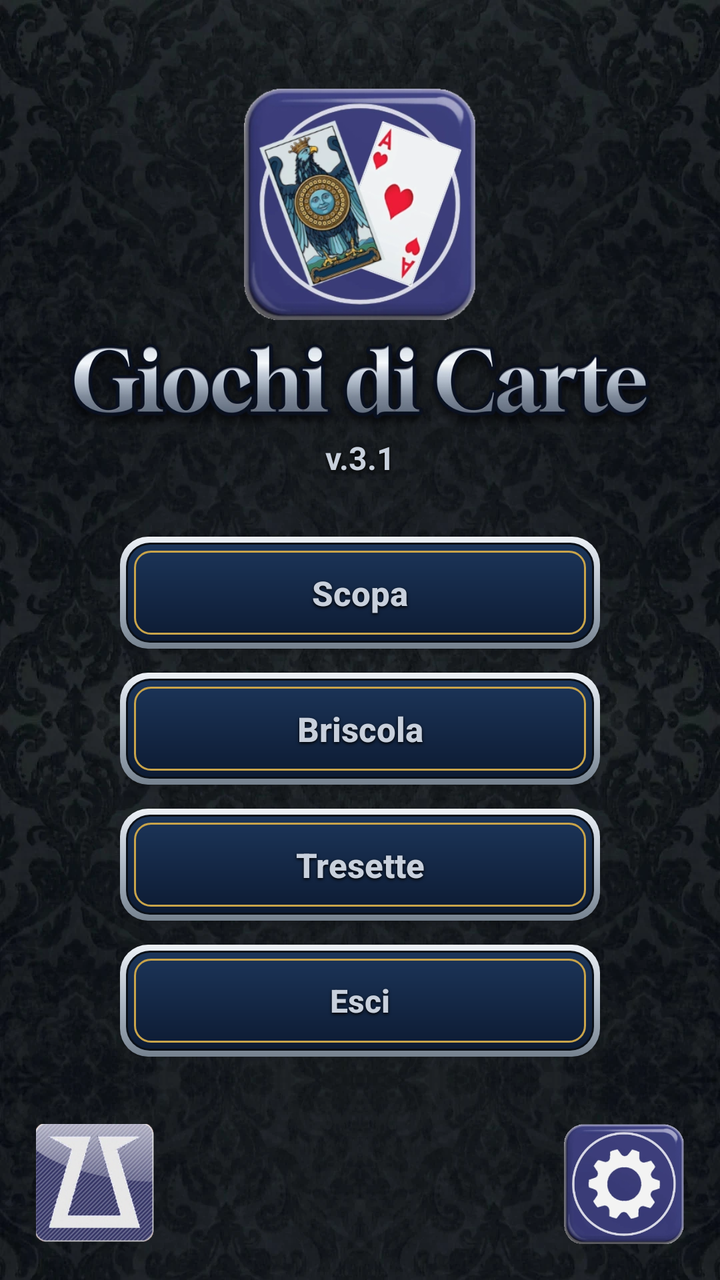
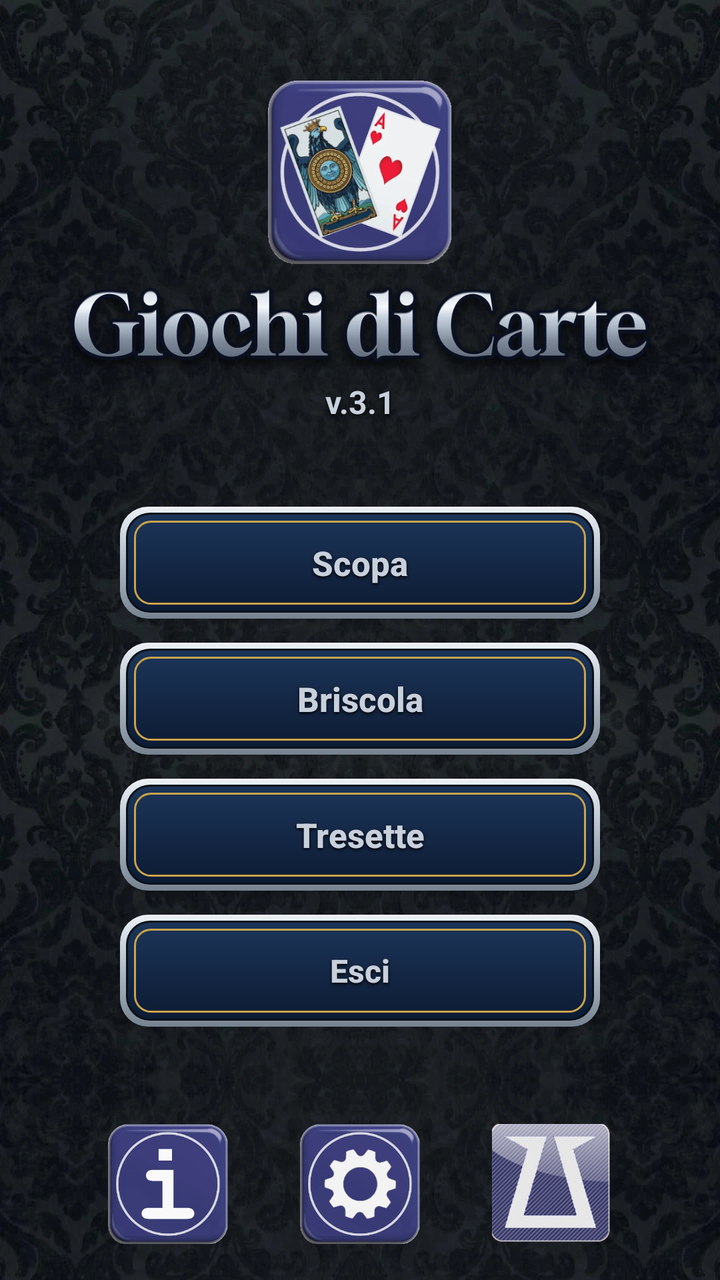

Two renders of the same Android screen: before a commit and after it. Below are the layout's source before the change and the commit's diff.
<!-- AndroidManifest.xml: application theme Theme.Scopa -->
<!-- res/layout/activity_main.xml -->
<?xml version="1.0" encoding="utf-8"?>
<androidx.constraintlayout.widget.ConstraintLayout
    xmlns:android="http://schemas.android.com/apk/res/android"
    xmlns:app="http://schemas.android.com/apk/res-auto"
    android:layout_width="match_parent"
    android:layout_height="match_parent"
    android:background="@drawable/bg_velvet">

    <ImageView
        android:id="@+id/logo"
        android:layout_width="116dp"
        android:layout_height="116dp"
        android:layout_marginTop="44dp"
        android:contentDescription="@string/app_name"
        android:src="@drawable/app_logo"
        app:layout_constraintEnd_toEndOf="parent"
        app:layout_constraintStart_toStartOf="parent"
        app:layout_constraintTop_toTopOf="parent" />

    <ImageView
        android:id="@+id/title"
        android:layout_width="330dp"
        android:layout_height="wrap_content"
        android:layout_marginTop="6dp"
        android:adjustViewBounds="true"
        android:contentDescription="@string/title"
        android:src="@drawable/title_logo"
        app:layout_constraintEnd_toEndOf="parent"
        app:layout_constraintStart_toStartOf="parent"
        app:layout_constraintTop_toBottomOf="@id/logo" />

    <TextView
        android:id="@+id/version"
        android:layout_width="wrap_content"
        android:layout_height="wrap_content"
        android:layout_marginTop="2dp"
        android:text="v.3.1"
        android:textColor="@color/silver"
        android:textSize="16sp"
        android:textStyle="bold"
        android:shadowColor="#000000"
        android:shadowDy="2"
        android:shadowRadius="6"
        app:layout_constraintEnd_toEndOf="parent"
        app:layout_constraintStart_toStartOf="parent"
        app:layout_constraintTop_toBottomOf="@id/title" />

    <LinearLayout
        android:layout_width="wrap_content"
        android:layout_height="wrap_content"
        android:gravity="center"
        android:orientation="vertical"
        app:layout_constraintBottom_toTopOf="@id/btnSettings"
        app:layout_constraintEnd_toEndOf="parent"
        app:layout_constraintStart_toStartOf="parent"
        app:layout_constraintTop_toBottomOf="@id/version"
        app:layout_constraintVertical_bias="0.46">

        <androidx.appcompat.widget.AppCompatButton
            android:id="@+id/btnScopa"
            android:layout_width="240dp"
            android:layout_height="56dp"
            android:background="@drawable/btn_cartiglio"
            android:text="@string/play"
            android:textColor="@color/silver"
            android:textSize="17sp"
            android:textAllCaps="false"
            android:textStyle="bold"
            android:shadowColor="#000000"
            android:shadowDy="2"
            android:shadowRadius="4" />

        <androidx.appcompat.widget.AppCompatButton
            android:id="@+id/btnBriscola"
            android:layout_width="240dp"
            android:layout_height="56dp"
            android:layout_marginTop="12dp"
            android:background="@drawable/btn_cartiglio"
            android:text="@string/play_briscola"
            android:textColor="@color/silver"
            android:textSize="17sp"
            android:textAllCaps="false"
            android:textStyle="bold"
            android:shadowColor="#000000"
            android:shadowDy="2"
            android:shadowRadius="4" />

        <androidx.appcompat.widget.AppCompatButton
            android:id="@+id/btnTresette"
            android:layout_width="240dp"
            android:layout_height="56dp"
            android:layout_marginTop="12dp"
            android:background="@drawable/btn_cartiglio"
            android:text="@string/play_tresette"
            android:textColor="@color/silver"
            android:textSize="17sp"
            android:textAllCaps="false"
            android:textStyle="bold"
            android:shadowColor="#000000"
            android:shadowDy="2"
            android:shadowRadius="4" />

        <androidx.appcompat.widget.AppCompatButton
            android:id="@+id/btnQuit"
            android:layout_width="240dp"
            android:layout_height="56dp"
            android:layout_marginTop="12dp"
            android:background="@drawable/btn_cartiglio"
            android:text="@string/quit"
            android:textColor="@color/silver"
            android:textSize="16sp"
            android:textAllCaps="false"
            android:textStyle="bold"
            android:shadowColor="#000000"
            android:shadowDy="2"
            android:shadowRadius="4" />
    </LinearLayout>

    <ImageButton
        android:id="@+id/btnZis"
        android:layout_width="60dp"
        android:layout_height="60dp"
        android:layout_margin="18dp"
        android:background="@android:color/transparent"
        android:contentDescription="@string/cd_web"
        android:scaleType="fitCenter"
        android:src="@drawable/zis_logo"
        app:layout_constraintBottom_toBottomOf="parent"
        app:layout_constraintStart_toStartOf="parent" />

    <ImageButton
        android:id="@+id/btnSettings"
        android:layout_width="60dp"
        android:layout_height="60dp"
        android:layout_margin="18dp"
        android:background="@android:color/transparent"
        android:contentDescription="@string/cd_settings"
        android:scaleType="fitCenter"
        android:src="@drawable/btn_settings"
        app:layout_constraintBottom_toBottomOf="parent"
        app:layout_constraintEnd_toEndOf="parent" />

</androidx.constraintlayout.widget.ConstraintLayout>
<!-- resources referenced by this layout -->
<resources>
  <color name="silver">#C8D0DC</color>
  <!-- drawable app_logo: webp bitmap (drawable-nodpi, 28234 bytes) -->
  <!-- drawable bg_velvet (drawable) -->
  <?xml version="1.0" encoding="utf-8"?>
  <layer-list xmlns:android="http://schemas.android.com/apk/res/android">
      <item android:drawable="@color/velvet_base" />
      <item>
          <bitmap android:src="@drawable/velvet" android:tileMode="repeat" android:dither="true" />
      </item>
  </layer-list>
  <!-- drawable btn_cartiglio (drawable) -->
  <?xml version="1.0" encoding="utf-8"?>
  <layer-list xmlns:android="http://schemas.android.com/apk/res/android">
      
      <item>
          <shape android:shape="rectangle">
              <gradient android:angle="270"
                  android:startColor="#EDF1F6"
                  android:centerColor="#AEB9C6"
                  android:endColor="#76828F" />
              <corners android:radius="14dp" />
          </shape>
      </item>
      
      <item android:left="3dp" android:top="3dp" android:right="3dp" android:bottom="3dp">
          <shape android:shape="rectangle">
              <solid android:color="#0A1018" />
              <corners android:radius="12dp" />
          </shape>
      </item>
      
      <item android:left="4dp" android:top="4dp" android:right="4dp" android:bottom="4dp">
          <shape android:shape="rectangle">
              <gradient android:angle="270"
                  android:startColor="#1C3559"
                  android:endColor="#0D1B33" />
              <corners android:radius="11dp" />
          </shape>
      </item>
      
      <item android:left="7dp" android:top="7dp" android:right="7dp" android:bottom="7dp">
          <shape android:shape="rectangle">
              <solid android:color="@android:color/transparent" />
              <stroke android:width="1dp" android:color="#C9A44A" />
              <corners android:radius="8dp" />
              <padding android:left="12dp" android:top="4dp" android:right="12dp" android:bottom="4dp" />
          </shape>
      </item>
  </layer-list>
  <!-- drawable title_logo: webp bitmap (drawable-nodpi, 62084 bytes) -->
  <!-- drawable zis_logo: webp bitmap (drawable-nodpi, 23188 bytes) -->
  <string name="app_name">ZiS-GiochiDiCarte</string>
  <string name="cd_settings">Impostazioni</string>
  <string name="cd_web">Sito ZiS</string>
  <string name="play">Scopa</string>
  <string name="play_briscola">Briscola</string>
  <string name="play_tresette">Tresette</string>
  <string name="quit">Esci</string>
  <string name="title">Giochi di Carte</string>
  <style name="Theme.Scopa" parent="Theme.MaterialComponents.DayNight.NoActionBar">
          <item name="colorPrimary">@color/navy_mid</item>
          <item name="colorPrimaryVariant">@color/navy_deep</item>
          <item name="colorOnPrimary">@color/celeste_light</item>
          <item name="colorSecondary">@color/gold</item>
          <item name="android:statusBarColor" tools:targetApi="l">@color/navy_deep</item>
          <item name="alertDialogTheme">@style/DarkAlertDialog</item>
          <item name="materialAlertDialogTheme">@style/DarkAlertDialog</item>
      </style>
  <color name="velvet_base">#0A1018</color>
  <!-- drawable velvet: webp bitmap (drawable-nodpi, 65120 bytes) -->
  <color name="navy_mid">#23477E</color>
  <color name="navy_deep">#0C1626</color>
  <color name="celeste_light">#D7EAF6</color>
  <color name="gold">#E9C24C</color>
  <style name="DarkAlertDialog" parent="Theme.MaterialComponents.Dialog.Alert">
          <item name="colorSurface">@color/navy</item>
          <item name="android:colorBackground">@color/navy</item>
          <item name="colorOnSurface">@color/silver</item>
          <item name="android:textColorPrimary">@color/silver</item>
          <item name="android:textColorSecondary">@color/silver</item>
          <item name="colorPrimary">@color/silver</item>
      </style>
  <color name="navy">#14294A</color>
  <!-- unchanged entries left out for length: 1 -->
</resources>

<!-- the commit's change to res/layout/activity_main.xml (unified diff, before → after) -->
@@ -8,9 +8,9 @@
 
     <ImageView
         android:id="@+id/logo"
-        android:layout_width="116dp"
-        android:layout_height="116dp"
-        android:layout_marginTop="44dp"
+        android:layout_width="92dp"
+        android:layout_height="92dp"
+        android:layout_marginTop="40dp"
         android:contentDescription="@string/app_name"
         android:src="@drawable/app_logo"
         app:layout_constraintEnd_toEndOf="parent"
@@ -50,7 +50,7 @@
         android:layout_height="wrap_content"
         android:gravity="center"
         android:orientation="vertical"
-        app:layout_constraintBottom_toTopOf="@id/btnSettings"
+        app:layout_constraintBottom_toTopOf="@id/bottomBar"
         app:layout_constraintEnd_toEndOf="parent"
         app:layout_constraintStart_toStartOf="parent"
         app:layout_constraintTop_toBottomOf="@id/version"
@@ -116,28 +116,50 @@
             android:shadowRadius="4" />
     </LinearLayout>
 
-    <ImageButton
-        android:id="@+id/btnZis"
-        android:layout_width="60dp"
-        android:layout_height="60dp"
-        android:layout_margin="18dp"
-        android:background="@android:color/transparent"
-        android:contentDescription="@string/cd_web"
-        android:scaleType="fitCenter"
-        android:src="@drawable/zis_logo"
+    
+    <LinearLayout
+        android:id="@+id/bottomBar"
+        android:layout_width="wrap_content"
+        android:layout_height="wrap_content"
+        android:layout_marginBottom="18dp"
+        android:gravity="center_vertical"
+        android:orientation="horizontal"
         app:layout_constraintBottom_toBottomOf="parent"
-        app:layout_constraintStart_toStartOf="parent" />
+        app:layout_constraintEnd_toEndOf="parent"
+        app:layout_constraintStart_toStartOf="parent">
 
-    <ImageButton
-        android:id="@+id/btnSettings"
-        android:layout_width="60dp"
-        android:layout_height="60dp"
-        android:layout_margin="18dp"
-        android:background="@android:color/transparent"
-        android:contentDescription="@string/cd_settings"
-        android:scaleType="fitCenter"
-        android:src="@drawable/btn_settings"
-        app:layout_constraintBottom_toBottomOf="parent"
-        app:layout_constraintEnd_toEndOf="parent" />
+        <ImageButton
+            android:id="@+id/btnInfo"
+            android:layout_width="60dp"
+            android:layout_height="60dp"
+            android:layout_marginStart="18dp"
+            android:layout_marginEnd="18dp"
+            android:background="@android:color/transparent"
+            android:contentDescription="@string/cd_info"
+            android:scaleType="fitCenter"
+            android:src="@drawable/btn_info" />
+
+        <ImageButton
+            android:id="@+id/btnSettings"
+            android:layout_width="60dp"
+            android:layout_height="60dp"
+            android:layout_marginStart="18dp"
+            android:layout_marginEnd="18dp"
+            android:background="@android:color/transparent"
+            android:contentDescription="@string/cd_settings"
+            android:scaleType="fitCenter"
+            android:src="@drawable/btn_settings" />
+
+        <ImageButton
+            android:id="@+id/btnZis"
+            android:layout_width="60dp"
+            android:layout_height="60dp"
+            android:layout_marginStart="18dp"
+            android:layout_marginEnd="18dp"
+            android:background="@android:color/transparent"
+            android:contentDescription="@string/cd_web"
+            android:scaleType="fitCenter"
+            android:src="@drawable/zis_logo" />
+    </LinearLayout>
 
 </androidx.constraintlayout.widget.ConstraintLayout>
<!-- resource entries referenced after the edit -->
@@ -49,9 +49,11 @@
           </shape>
       </item>
   </layer-list>
+  <!-- drawable btn_info: webp bitmap (drawable-nodpi, 19394 bytes) -->
   <!-- drawable title_logo: webp bitmap (drawable-nodpi, 62084 bytes) -->
   <!-- drawable zis_logo: webp bitmap (drawable-nodpi, 23188 bytes) -->
   <string name="app_name">ZiS-GiochiDiCarte</string>
+  <string name="cd_info">Informazioni</string>
   <string name="cd_settings">Impostazioni</string>
   <string name="cd_web">Sito ZiS</string>
   <string name="play">Scopa</string>
